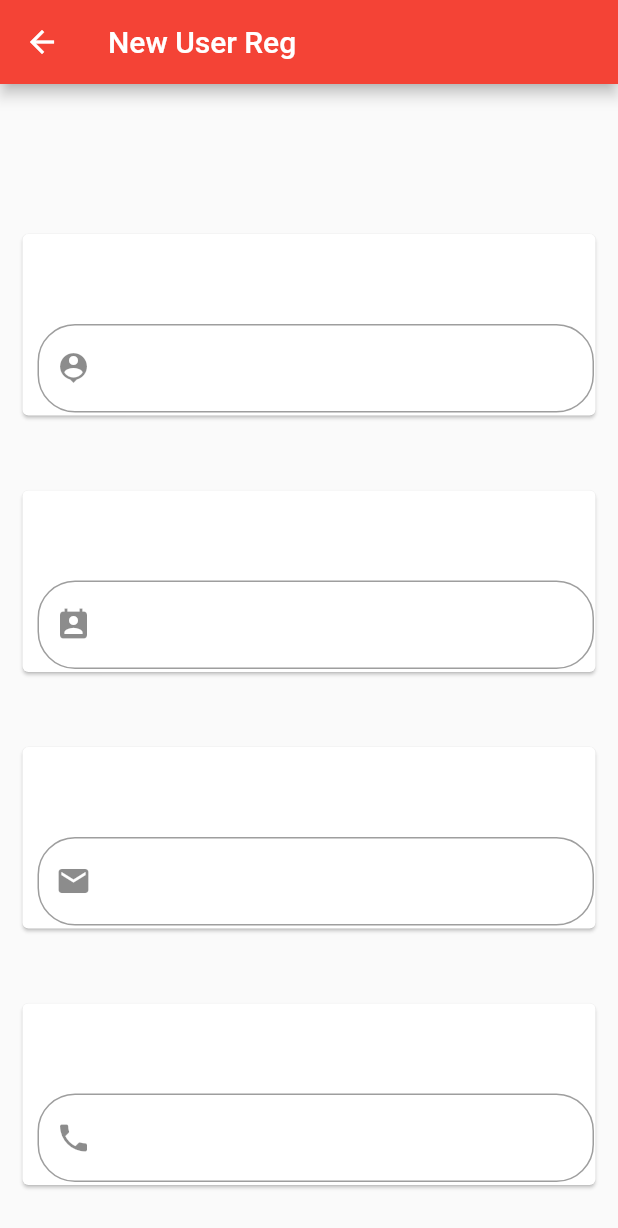
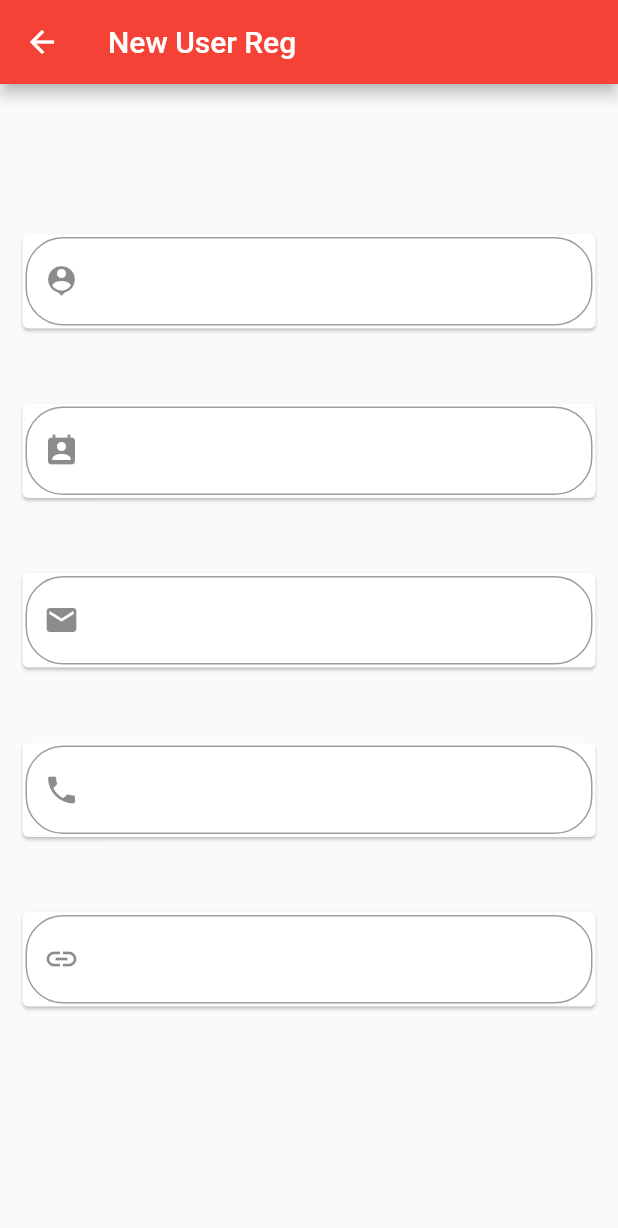
Before and after one commit to demimola24/StaffSample, a Flutter app: the New_User screen opened directly, on a phone screen of 412 x 824 dp. Shown: the top 1228 px of the screen. Run offline on Flutter 3.47's test engine with Material 2 defaults, Android fonts, the phone set to English and light mode, and no system bars; network calls fail.

Commit message:
second commit

```diff
--- a/lib/ui/new_user.dart
+++ b/lib/ui/new_user.dart
@@ -28,7 +28,7 @@ class _New_UserState extends State<New_User> {
                 new Align(
                   alignment: Alignment.center,
                   child: new Padding(
-                      padding: new EdgeInsets.fromLTRB(10.0, 60.0, 1.0, 2.0),
+                      padding: new EdgeInsets.fromLTRB(2.0, 2.0, 2.0, 2.0),
                       child: TextField(
                         cursorColor: Colors.brown,
                         decoration: InputDecoration(
@@ -52,7 +52,7 @@ class _New_UserState extends State<New_User> {
                 new Align(
                   alignment: Alignment.center,
                   child: new Padding(
-                    padding: new EdgeInsets.fromLTRB(10.0, 60.0, 1.0, 2.0),
+                    padding: new EdgeInsets.fromLTRB(2.0, 2.0, 2.0, 2.0),
                     child: TextField(
                       cursorColor: Colors.brown,
                       decoration: InputDecoration(
@@ -76,7 +76,7 @@ class _New_UserState extends State<New_User> {
                 new Align(
                   alignment: Alignment.center,
                   child: new Padding(
-                    padding: new EdgeInsets.fromLTRB(10.0, 60.0, 1.0, 2.0),
+                    padding: new EdgeInsets.fromLTRB(2.0, 2.0, 2.0, 2.0),
                     child: TextField(
                       cursorColor: Colors.brown,
                       decoration: InputDecoration(
@@ -100,7 +100,7 @@ class _New_UserState extends State<New_User> {
                 new Align(
                   alignment: Alignment.center,
                   child: new Padding(
-                    padding: new EdgeInsets.fromLTRB(10.0, 60.0, 1.0, 2.0),
+                    padding: new EdgeInsets.fromLTRB(2.0, 2.0, 2.0, 2.0),
                     child: TextField(
                       cursorColor: Colors.brown,
                       decoration: InputDecoration(
@@ -124,7 +124,7 @@ class _New_UserState extends State<New_User> {
                 new Align(
                   alignment: Alignment.center,
                   child: new Padding(
-                    padding: new EdgeInsets.fromLTRB(10.0, 60.0, 1.0, 2.0),
+                    padding: new EdgeInsets.fromLTRB(2.0, 2.0, 2.0, 2.0),
                     child: TextField(
                       cursorColor: Colors.brown,
                       decoration: InputDecoration(
```
Also changed, not shown: 1 other file.
